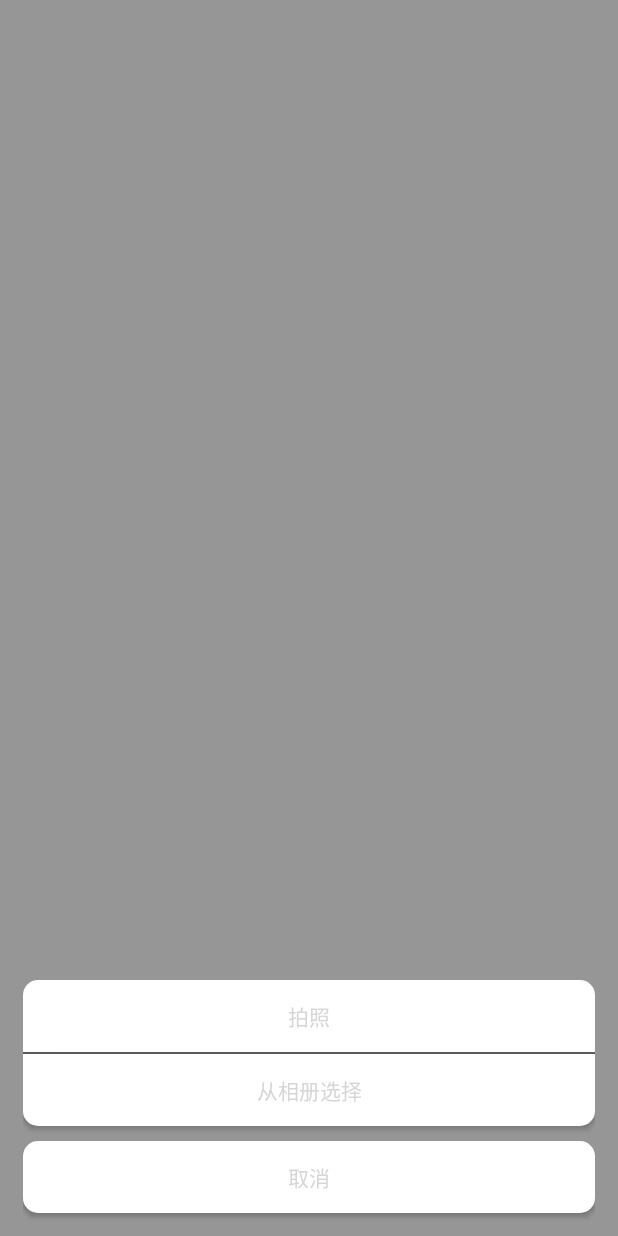
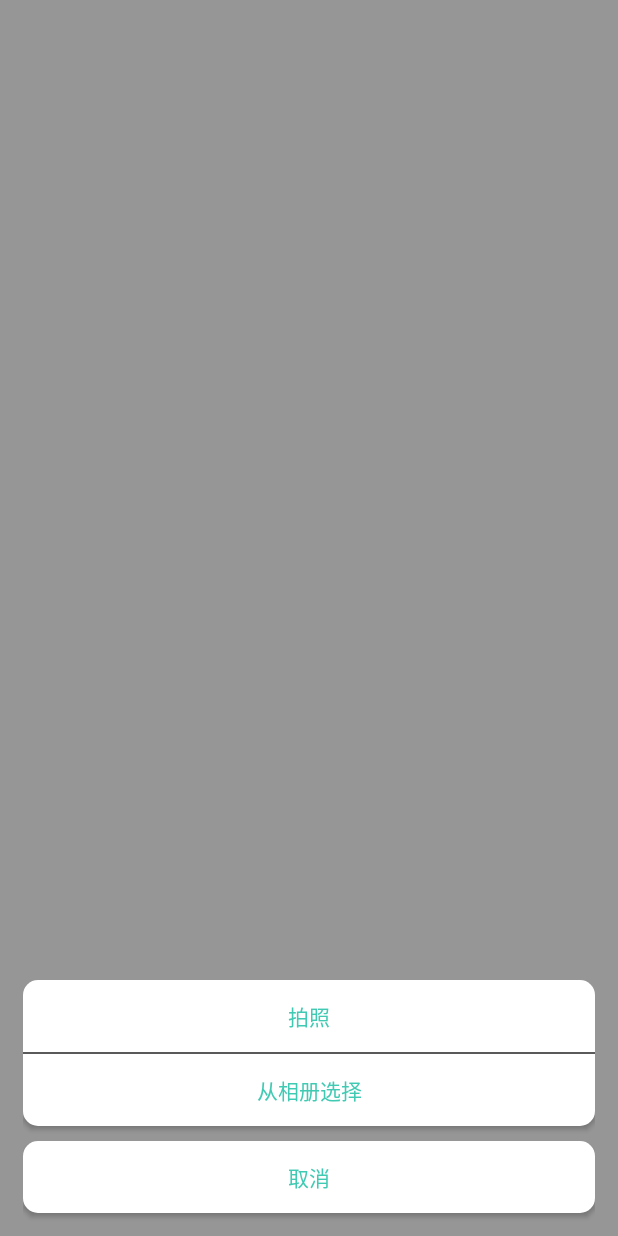
Before and after one commit to zhoumeng1990/ZeroPicture, an Android app: the layout pop_picture.xml on its own in the app's theme, with its tools: preview values and no code run, on a phone screen of 412 x 824 dp. Run offline under Robolectric (Android 15) with nearby library versions, the phone set to English and light mode, and no system bars.

Commit message:
module添加

```diff
--- a/app/build.gradle
+++ b/app/build.gradle
@@ -30,4 +30,5 @@ dependencies {
     testImplementation 'junit:junit:4.12'
     androidTestImplementation 'com.android.support.test:runner:1.0.2'
     androidTestImplementation 'com.android.support.test.espresso:espresso-core:3.0.2'
+    compile project(path: ':libraryforphoto')
 }
--- a/app/src/main/res/layout/pop_picture.xml
+++ b/app/src/main/res/layout/pop_picture.xml
@@ -19,7 +19,7 @@
             android:layout_width="match_parent"
             android:layout_height="wrap_content"
             android:background="@drawable/shape_btn_top"
-            android:textColor="@color/colorMainGreen"
+            android:textColor="#40cab3"
             android:text="拍照"/>
         <View
             android:layout_width="match_parent"
@@ -30,7 +30,7 @@
             android:layout_width="match_parent"
             android:layout_height="wrap_content"
             android:background="@drawable/shape_btn_bottom"
-            android:textColor="@color/colorMainGreen"
+            android:textColor="#40cab3"
             android:text="从相册选择"/>
         <Button
             android:id="@+id/icon_btn_cancel"
@@ -39,7 +39,7 @@
             android:layout_marginTop="10dp"
             android:layout_marginBottom="15dp"
             android:background="@drawable/shape_white_btn"
-            android:textColor="@color/colorMainGreen"
+            android:textColor="#40cab3"
             android:text="取消"/>
     </LinearLayout>
 
```
